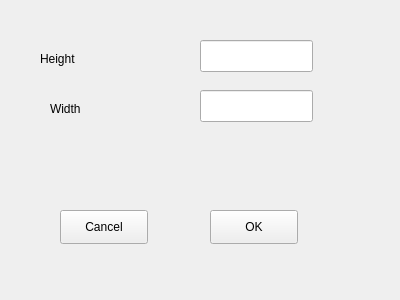
Old version of the form optionsfornewfile.ui in the repository GremSnoort/RexPhotoshop2017.
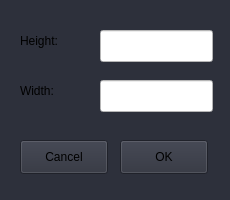
New version of the form.

Commit message: style for second form (that is for creation new file)

```diff
--- a/optionsfornewfile.ui
+++ b/optionsfornewfile.ui
@@ -6,18 +6,33 @@
    <rect>
     <x>0</x>
     <y>0</y>
-    <width>400</width>
-    <height>300</height>
+    <width>230</width>
+    <height>200</height>
    </rect>
   </property>
+  <property name="minimumSize">
+   <size>
+    <width>230</width>
+    <height>200</height>
+   </size>
+  </property>
+  <property name="maximumSize">
+   <size>
+    <width>230</width>
+    <height>200</height>
+   </size>
+  </property>
   <property name="windowTitle">
    <string>Form</string>
   </property>
+  <property name="styleSheet">
+   <string notr="true">background-color: rgb(45, 48, 59);</string>
+  </property>
   <widget class="QPushButton" name="Cancel">
    <property name="geometry">
     <rect>
-     <x>60</x>
-     <y>210</y>
+     <x>20</x>
+     <y>140</y>
      <width>88</width>
      <height>34</height>
     </rect>
@@ -29,8 +44,8 @@
   <widget class="QPushButton" name="OK">
    <property name="geometry">
     <rect>
-     <x>210</x>
-     <y>210</y>
+     <x>120</x>
+     <y>140</y>
      <width>88</width>
      <height>34</height>
     </rect>
@@ -42,48 +57,54 @@
   <widget class="QLabel" name="label">
    <property name="geometry">
     <rect>
-     <x>40</x>
-     <y>50</y>
-     <width>59</width>
-     <height>18</height>
+     <x>20</x>
+     <y>30</y>
+     <width>71</width>
+     <height>21</height>
     </rect>
    </property>
    <property name="text">
-    <string>Height</string>
+    <string>Height:</string>
    </property>
   </widget>
   <widget class="QLabel" name="label_2">
    <property name="geometry">
     <rect>
-     <x>50</x>
-     <y>100</y>
-     <width>59</width>
-     <height>18</height>
+     <x>20</x>
+     <y>80</y>
+     <width>71</width>
+     <height>21</height>
     </rect>
    </property>
    <property name="text">
-    <string>Width</string>
+    <string>Width:</string>
    </property>
   </widget>
   <widget class="QLineEdit" name="Height">
    <property name="geometry">
     <rect>
-     <x>200</x>
-     <y>40</y>
+     <x>100</x>
+     <y>30</y>
      <width>113</width>
      <height>32</height>
     </rect>
    </property>
+   <property name="styleSheet">
+    <string notr="true">background-color: rgb(255, 255, 255);</string>
+   </property>
   </widget>
   <widget class="QLineEdit" name="Width">
    <property name="geometry">
     <rect>
-     <x>200</x>
-     <y>90</y>
+     <x>100</x>
+     <y>80</y>
      <width>113</width>
      <height>32</height>
     </rect>
    </property>
+   <property name="styleSheet">
+    <string notr="true">background-color: rgb(255, 255, 255);</string>
+   </property>
   </widget>
  </widget>
  <resources/>
```
The commit also changes 1 other file.
